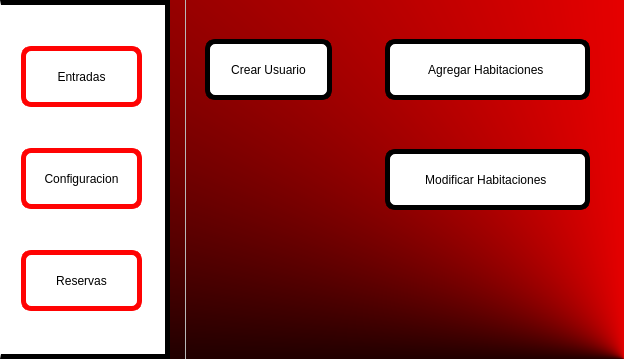
This is Motel/Vista/gui/VentanaPrincipal.ui in juanhoyos06/AppIntouch as Qt 5 draws it before an edit. The edited form follows.
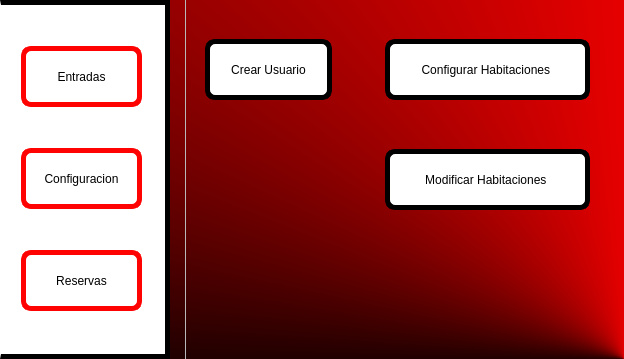
This is the edited form. The open tabs and pages were chosen to show the change.

Commit message: Metodos para manejar creacion de categorias, cambio de dialogo a ventana para manejo del agregar habitaciones, reestructuracion de base de datos, 3 tablas relacionadas

What changed in the file:
```diff
--- a/Motel/Vista/gui/VentanaPrincipal.ui
+++ b/Motel/Vista/gui/VentanaPrincipal.ui
@@ -209,7 +209,7 @@
 }</string>
       </property>
       <property name="text">
-       <string>Agregar Habitaciones </string>
+       <string>Configurar Habitaciones </string>
       </property>
       <property name="iconSize">
        <size>
```
The commit also changes 4 other files.
